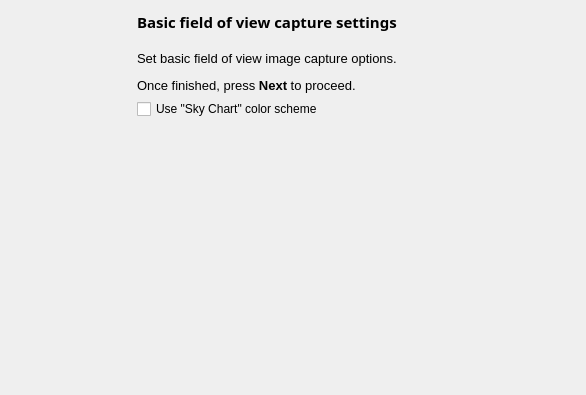
The window that kstars/printing/pwizfovconfig.ui (KDE/kstars) describes before a commit, drawn with Qt 5.
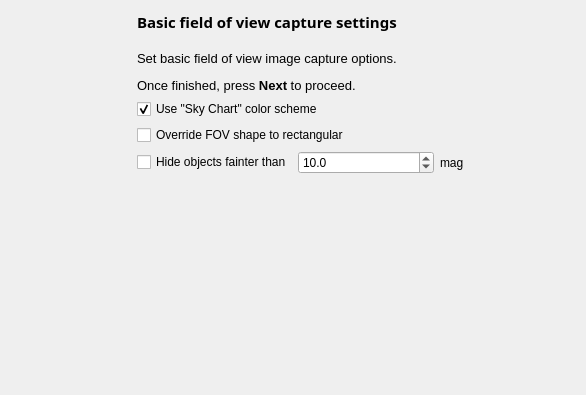
The same window after the commit.

Patch:
```diff
--- a/kstars/printing/pwizfovconfig.ui
+++ b/kstars/printing/pwizfovconfig.ui
@@ -95,8 +95,52 @@
        <property name="text">
         <string>Use &quot;Sky Chart&quot; color scheme</string>
        </property>
+       <property name="checked">
+        <bool>true</bool>
+       </property>
       </widget>
      </item>
+     <item>
+      <widget class="QCheckBox" name="overrideShapeBox">
+       <property name="text">
+        <string>Override FOV shape to rectangular</string>
+       </property>
+      </widget>
+     </item>
+     <item>
+      <layout class="QHBoxLayout" name="horizontalLayout">
+       <item>
+        <widget class="QCheckBox" name="hideFaintObjBox">
+         <property name="text">
+          <string>Hide objects fainter than</string>
+         </property>
+        </widget>
+       </item>
+       <item>
+        <widget class="QDoubleSpinBox" name="magSpinBox">
+         <property name="decimals">
+          <number>1</number>
+         </property>
+         <property name="maximum">
+          <double>15.000000000000000</double>
+         </property>
+         <property name="singleStep">
+          <double>0.100000000000000</double>
+         </property>
+         <property name="value">
+          <double>10.000000000000000</double>
+         </property>
+        </widget>
+       </item>
+       <item>
+        <widget class="QLabel" name="magLabel">
+         <property name="text">
+          <string>mag</string>
+         </property>
+        </widget>
+       </item>
+      </layout>
+     </item>
      <item>
       <spacer name="vertSpacer2">
        <property name="orientation">
```
Left out of the diff: 2 changed lines with no effect on the pictures.
